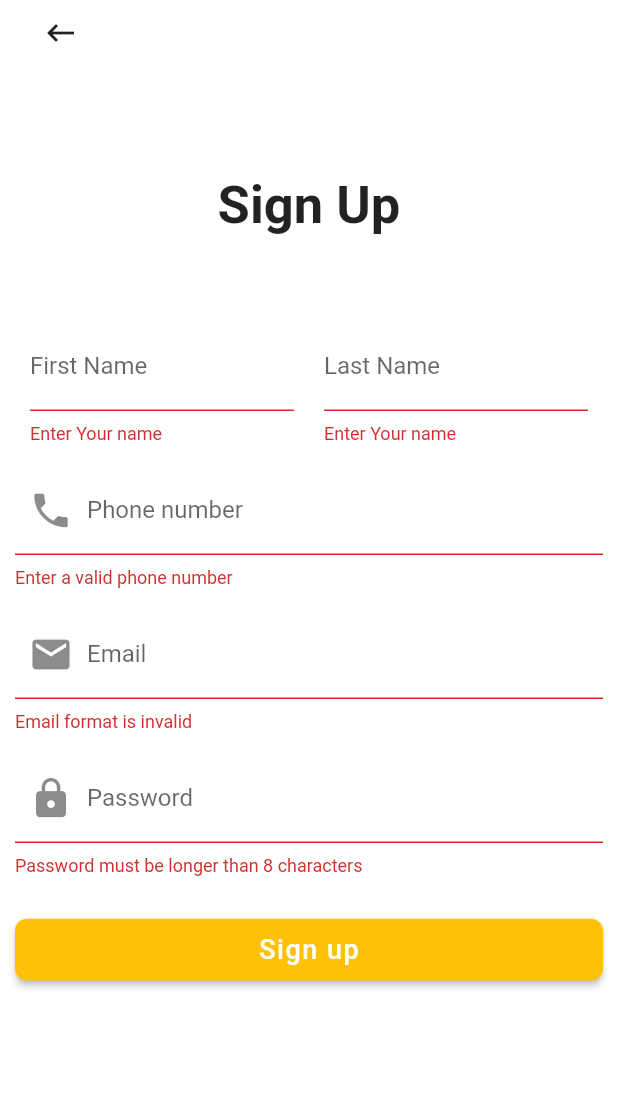
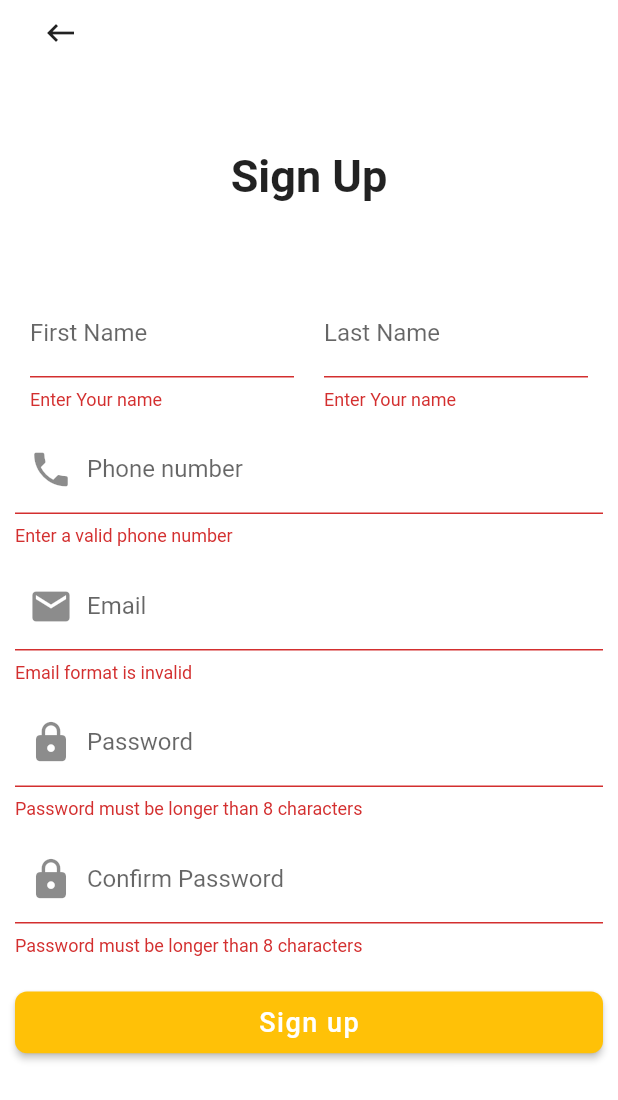
Before and after one commit to DavidMilai/covidapp, a Flutter app: the SignUp screen opened directly, after a tap on "Sign up", on a phone screen of 412 x 824 dp. Shown: the top 1100 px of the screen. Run offline on Flutter 3.47's test engine with Material 2 defaults, Android fonts, the phone set to English and light mode, and no system bars; our stand-ins replace cloud_firestore, firebase_auth, firebase_core, fl_chart, flutter_spinkit, fluttertoast and 2 more; accounts and stored records are empty; network calls fail.

Commit message:
small update

```diff
--- a/lib/sceens/signup.dart
+++ b/lib/sceens/signup.dart
@@ -3,6 +3,7 @@ import 'package:covidapp/services/auth.dart';
 import 'package:covidapp/services/database_service.dart';
 import 'package:flutter/material.dart';
 import 'package:flutter/services.dart';
+import 'package:fluttertoast/fluttertoast.dart';
 import 'package:modal_progress_hud/modal_progress_hud.dart';
 
 class SignUp extends StatefulWidget {
@@ -13,7 +14,7 @@ class SignUp extends StatefulWidget {
 class _SignUpState extends State<SignUp> {
   bool isLoading = false;
   final GlobalKey<FormState> loginFormKey = GlobalKey<FormState>();
-  String email, password, firstName, lastName;
+  String email, password, confirmPassword, firstName, lastName;
   var phoneNumber;
   final AuthService authentication = AuthService();
 
@@ -83,12 +84,12 @@ class _SignUpState extends State<SignUp> {
                       child: Icon(Icons.keyboard_backspace),
                     ),
                   ),
-                  SizedBox(height: size.height * 0.1),
+                  SizedBox(height: size.height * 0.08),
                   Center(
                     child: Text(
                       'Sign Up',
                       style:
-                          TextStyle(fontSize: 35, fontWeight: FontWeight.bold),
+                          TextStyle(fontSize: 30, fontWeight: FontWeight.bold),
                     ),
                   ),
                   SizedBox(height: size.height * 0.07),
@@ -122,7 +123,7 @@ class _SignUpState extends State<SignUp> {
                       ),
                     ],
                   ),
-                  SizedBox(height: 15),
+                  SizedBox(height: 10),
                   TextFormField(
                     decoration: InputDecoration(
                         prefixIcon: Icon(
@@ -136,7 +137,7 @@ class _SignUpState extends State<SignUp> {
                     validator: phoneValidator,
                     keyboardType: TextInputType.phone,
                   ),
-                  SizedBox(height: 15),
+                  SizedBox(height: 10),
                   TextFormField(
                     decoration: InputDecoration(
                         prefixIcon: Icon(
@@ -150,7 +151,7 @@ class _SignUpState extends State<SignUp> {
                     validator: emailValidator,
                     keyboardType: TextInputType.emailAddress,
                   ),
-                  SizedBox(height: 15),
+                  SizedBox(height: 10),
                   TextFormField(
                     decoration: InputDecoration(
                         prefixIcon: Icon(Icons.lock, size: 30),
@@ -161,7 +162,18 @@ class _SignUpState extends State<SignUp> {
                     },
                     obscureText: true,
                   ),
-                  SizedBox(height: 25),
+                  SizedBox(height: 10),
+                  TextFormField(
+                    decoration: InputDecoration(
+                        prefixIcon: Icon(Icons.lock, size: 30),
+                        labelText: 'Confirm Password'),
+                    validator: pwdValidator,
+                    onChanged: (value) {
+                      confirmPassword = value;
+                    },
+                    obscureText: true,
+                  ),
+                  SizedBox(height: 20),
                   MaterialButton(
                       color: Colors.amber,
                       minWidth: 250,
@@ -178,6 +190,7 @@ class _SignUpState extends State<SignUp> {
                         borderRadius: BorderRadius.circular(8.0),
                       ),
                       onPressed: () async {
+                        if (password == confirmPassword) {
                           if (loginFormKey.currentState.validate()) {
                             setState(() {
                               isLoading = true;
@@ -202,6 +215,16 @@ class _SignUpState extends State<SignUp> {
                               });
                             }
                           }
+                        } else {
+                          Fluttertoast.showToast(
+                              msg: "Passwords don\'t match",
+                              toastLength: Toast.LENGTH_SHORT,
+                              gravity: ToastGravity.TOP,
+                              timeInSecForIosWeb: 1,
+                              backgroundColor: Colors.red,
+                              textColor: Colors.white,
+                              fontSize: 16.0);
+                        }
                       }),
                 ],
               ),
--- a/lib/sceens/symptoms_screen.dart
+++ b/lib/sceens/symptoms_screen.dart
@@ -124,6 +124,7 @@ class _SymptomScreenState extends State<SymptomScreen> {
                         }),
                   ],
                 ),
+                SizedBox(width: 10),
               ],
             ),
             SizedBox(height: 50),
--- a/lib/widgets/line_graph.dart
+++ b/lib/widgets/line_graph.dart
@@ -58,8 +58,10 @@ class LineChartSample2 extends StatelessWidget {
                       return '5';
                     case 5:
                       return '6';
+                    case 6:
+                      return '7';
                     default:
-                      return '7';
+                      return '';
                   }
                 }),
             leftTitles: SideTitles(
--- a/pubspec.yaml
+++ b/pubspec.yaml
@@ -38,7 +38,7 @@ dependencies:
   fl_chart: ^0.12.0
   google_maps_flutter: ^0.5.28+1
   shared_preferences: ^0.5.12+4
-
+  url_launcher: ^5.7.10
 
 dev_dependencies:
   flutter_test:
```
Also changed, not shown: lib/sceens/emails.dart (added, +43 -0 lines), lib/sceens/home_screen.dart (+15 -3 lines), pubspec.lock, 1 other file. Lines whose indentation alone changed are shown as unchanged.
